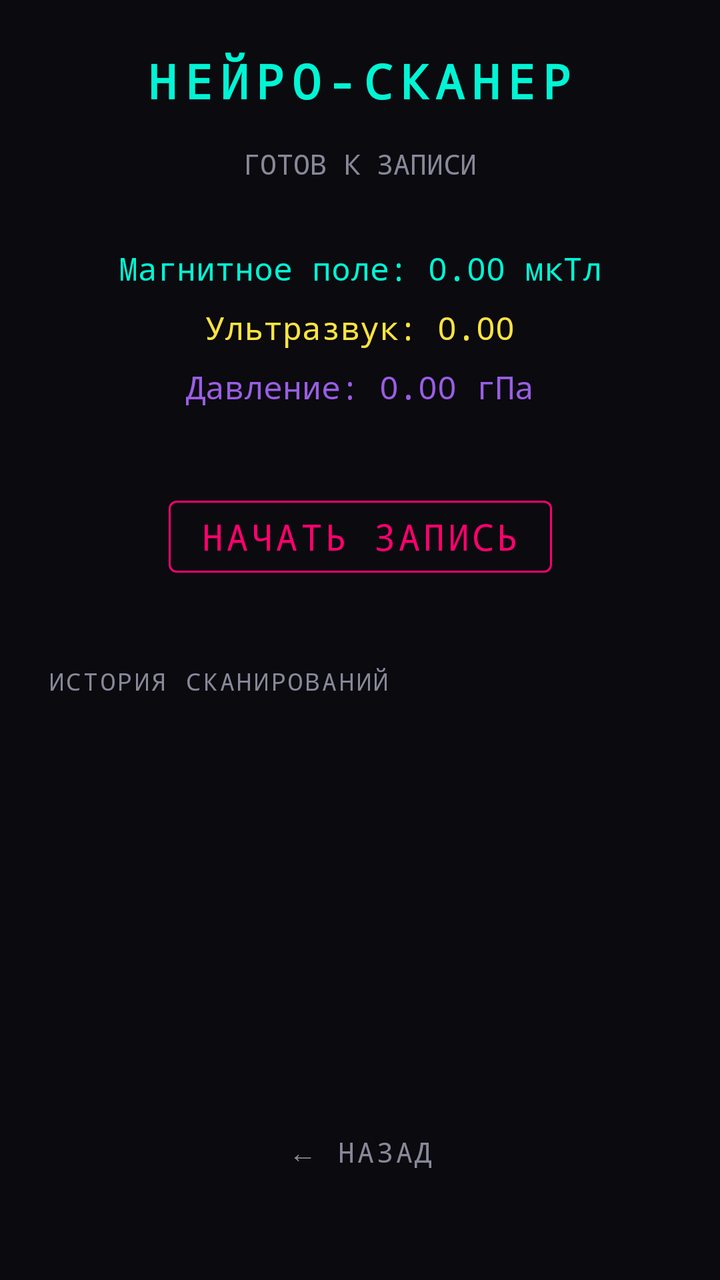
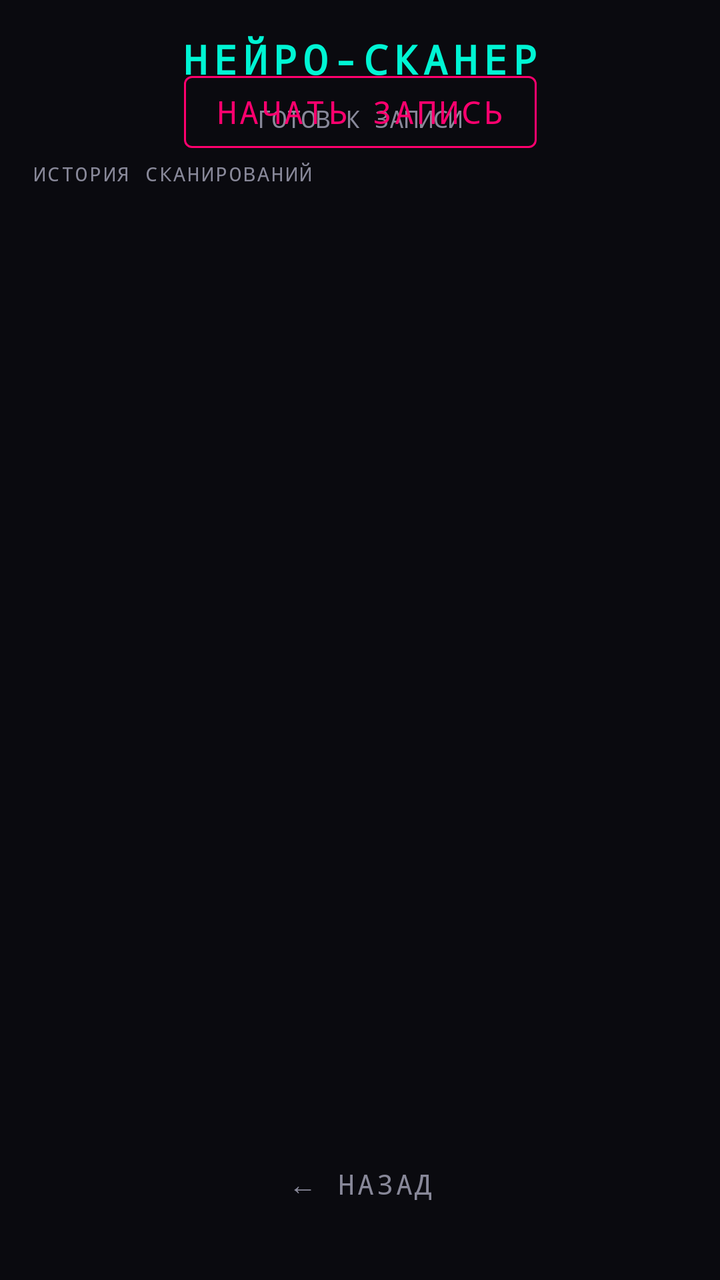

An Android layout rendered at two revisions. The XML below is the earlier revision; the diff shows what the commit changed to produce the second picture.
<!-- AndroidManifest.xml: activity theme Theme.Exorcist -->
<!-- res/layout/activity_recorder.xml -->
<?xml version="1.0" encoding="utf-8"?>
<androidx.constraintlayout.widget.ConstraintLayout xmlns:android="http://schemas.android.com/apk/res/android"
    xmlns:app="http://schemas.android.com/apk/res-auto"
    android:layout_width="match_parent"
    android:layout_height="match_parent"
    android:background="@color/bg_dark"
    android:padding="24dp">

    
    <TextView
        android:id="@+id/tvTitle"
        android:layout_width="wrap_content"
        android:layout_height="wrap_content"
        android:text="НЕЙРО-СКАНЕР"
        android:textColor="@color/neon_cyan"
        android:textSize="24sp"
        android:textStyle="bold"
        android:fontFamily="monospace"
        android:letterSpacing="0.15"
        app:layout_constraintEnd_toEndOf="parent"
        app:layout_constraintStart_toStartOf="parent"
        app:layout_constraintTop_toTopOf="parent" />

    
    <TextView
        android:id="@+id/tvStatus"
        android:layout_width="wrap_content"
        android:layout_height="wrap_content"
        android:layout_marginTop="16dp"
        android:text="ГОТОВ К ЗАПИСИ"
        android:textColor="@color/text_dim"
        android:textSize="14sp"
        android:fontFamily="monospace"
        app:layout_constraintEnd_toEndOf="parent"
        app:layout_constraintStart_toStartOf="parent"
        app:layout_constraintTop_toBottomOf="@id/tvTitle" />

    
    <TextView
        android:id="@+id/tvMagnetic"
        android:layout_width="wrap_content"
        android:layout_height="wrap_content"
        android:layout_marginTop="32dp"
        android:text="Магнитное поле: 0.00 мкТл"
        android:textColor="@color/neon_cyan"
        android:textSize="16sp"
        android:fontFamily="monospace"
        app:layout_constraintEnd_toEndOf="parent"
        app:layout_constraintStart_toStartOf="parent"
        app:layout_constraintTop_toBottomOf="@id/tvStatus" />

    <TextView
        android:id="@+id/tvAudio"
        android:layout_width="wrap_content"
        android:layout_height="wrap_content"
        android:layout_marginTop="8dp"
        android:text="Ультразвук: 0.00"
        android:textColor="@color/neon_yellow"
        android:textSize="16sp"
        android:fontFamily="monospace"
        app:layout_constraintEnd_toEndOf="parent"
        app:layout_constraintStart_toStartOf="parent"
        app:layout_constraintTop_toBottomOf="@id/tvMagnetic" />

    <TextView
        android:id="@+id/tvPressure"
        android:layout_width="wrap_content"
        android:layout_height="wrap_content"
        android:layout_marginTop="8dp"
        android:text="Давление: 0.00 гПа"
        android:textColor="@color/neon_purple"
        android:textSize="16sp"
        android:fontFamily="monospace"
        app:layout_constraintEnd_toEndOf="parent"
        app:layout_constraintStart_toStartOf="parent"
        app:layout_constraintTop_toBottomOf="@id/tvAudio" />

    
    <com.google.android.material.button.MaterialButton
        android:id="@+id/btnRecord"
        style="@style/Widget.MaterialComponents.Button.OutlinedButton"
        android:layout_width="wrap_content"
        android:layout_height="wrap_content"
        android:layout_marginTop="40dp"
        android:text="НАЧАТЬ ЗАПИСЬ"
        android:textColor="@color/neon_pink"
        android:textSize="18sp"
        android:fontFamily="monospace"
        app:strokeColor="@color/neon_pink"
        app:layout_constraintEnd_toEndOf="parent"
        app:layout_constraintStart_toStartOf="parent"
        app:layout_constraintTop_toBottomOf="@id/tvPressure" />

    
    <TextView
        android:id="@+id/tvSessionsTitle"
        android:layout_width="wrap_content"
        android:layout_height="wrap_content"
        android:layout_marginTop="40dp"
        android:text="ИСТОРИЯ СКАНИРОВАНИЙ"
        android:textColor="@color/text_dim"
        android:textSize="12sp"
        android:fontFamily="monospace"
        android:letterSpacing="0.1"
        app:layout_constraintStart_toStartOf="parent"
        app:layout_constraintTop_toBottomOf="@id/btnRecord" />

    <androidx.recyclerview.widget.RecyclerView
        android:id="@+id/recyclerViewSessions"
        android:layout_width="0dp"
        android:layout_height="0dp"
        android:layout_marginTop="16dp"
        app:layout_constraintBottom_toBottomOf="parent"
        app:layout_constraintEnd_toEndOf="parent"
        app:layout_constraintStart_toStartOf="parent"
        app:layout_constraintTop_toBottomOf="@id/tvSessionsTitle" />

    
    <com.google.android.material.button.MaterialButton
        android:id="@+id/btnBack"
        style="@style/Widget.MaterialComponents.Button.TextButton"
        android:layout_width="wrap_content"
        android:layout_height="wrap_content"
        android:layout_marginBottom="16dp"
        android:text="← НАЗАД"
        android:textColor="@color/text_dim"
        android:fontFamily="monospace"
        app:layout_constraintBottom_toBottomOf="parent"
        app:layout_constraintEnd_toEndOf="parent"
        app:layout_constraintStart_toStartOf="parent" />

</androidx.constraintlayout.widget.ConstraintLayout>
<!-- resources referenced by this layout -->
<resources>
  <color name="bg_dark">#0A0A0F</color>
  <color name="neon_cyan">#00F5D4</color>
  <color name="neon_pink">#FF006E</color>
  <color name="neon_purple">#9B5DE5</color>
  <color name="neon_yellow">#FEE440</color>
  <color name="text_dim">#888899</color>
  <style name="Theme.Exorcist" parent="Theme.MaterialComponents.DayNight.NoActionBar">
          <item name="colorPrimary">@color/neon_cyan</item>
          <item name="colorPrimaryVariant">@color/neon_purple</item>
          <item name="colorOnPrimary">@color/bg_dark</item>
          <item name="android:statusBarColor">@color/bg_dark</item>
          <item name="android:navigationBarColor">@color/bg_dark</item>
          <item name="android:windowBackground">@color/bg_dark</item>
      </style>
</resources>

<!-- the commit's change to res/layout/activity_recorder.xml (unified diff, before → after) -->
@@ -4,16 +4,15 @@
     android:layout_width="match_parent"
     android:layout_height="match_parent"
     android:background="@color/bg_dark"
-    android:padding="24dp">
+    android:padding="16dp">
 
-    
     <TextView
         android:id="@+id/tvTitle"
         android:layout_width="wrap_content"
         android:layout_height="wrap_content"
         android:text="НЕЙРО-СКАНЕР"
         android:textColor="@color/neon_cyan"
-        android:textSize="24sp"
+        android:textSize="20sp"
         android:textStyle="bold"
         android:fontFamily="monospace"
         android:letterSpacing="0.15"
@@ -21,59 +20,31 @@
         app:layout_constraintStart_toStartOf="parent"
         app:layout_constraintTop_toTopOf="parent" />
 
-    
     <TextView
         android:id="@+id/tvStatus"
         android:layout_width="wrap_content"
         android:layout_height="wrap_content"
-        android:layout_marginTop="16dp"
+        android:layout_marginTop="8dp"
         android:text="ГОТОВ К ЗАПИСИ"
         android:textColor="@color/text_dim"
-        android:textSize="14sp"
+        android:textSize="12sp"
         android:fontFamily="monospace"
         app:layout_constraintEnd_toEndOf="parent"
         app:layout_constraintStart_toStartOf="parent"
         app:layout_constraintTop_toBottomOf="@id/tvTitle" />
 
     
-    <TextView
-        android:id="@+id/tvMagnetic"
-        android:layout_width="wrap_content"
-        android:layout_height="wrap_content"
-        android:layout_marginTop="32dp"
-        android:text="Магнитное поле: 0.00 мкТл"
-        android:textColor="@color/neon_cyan"
-        android:textSize="16sp"
-        android:fontFamily="monospace"
+    <com.exorcist.app.ui.RadarView
+        android:id="@+id/liveRadar"
+        android:layout_width="0dp"
+        android:layout_height="0dp"
+        android:layout_marginTop="16dp"
+        android:layout_marginBottom="16dp"
+        android:background="#05050A"
+        app:layout_constraintBottom_toTopOf="@id/btnRecord"
         app:layout_constraintEnd_toEndOf="parent"
         app:layout_constraintStart_toStartOf="parent"
         app:layout_constraintTop_toBottomOf="@id/tvStatus" />
-
-    <TextView
-        android:id="@+id/tvAudio"
-        android:layout_width="wrap_content"
-        android:layout_height="wrap_content"
-        android:layout_marginTop="8dp"
-        android:text="Ультразвук: 0.00"
-        android:textColor="@color/neon_yellow"
-        android:textSize="16sp"
-        android:fontFamily="monospace"
-        app:layout_constraintEnd_toEndOf="parent"
-        app:layout_constraintStart_toStartOf="parent"
-        app:layout_constraintTop_toBottomOf="@id/tvMagnetic" />
-
-    <TextView
-        android:id="@+id/tvPressure"
-        android:layout_width="wrap_content"
-        android:layout_height="wrap_content"
-        android:layout_marginTop="8dp"
-        android:text="Давление: 0.00 гПа"
-        android:textColor="@color/neon_purple"
-        android:textSize="16sp"
-        android:fontFamily="monospace"
-        app:layout_constraintEnd_toEndOf="parent"
-        app:layout_constraintStart_toStartOf="parent"
-        app:layout_constraintTop_toBottomOf="@id/tvAudio" />
 
     
     <com.google.android.material.button.MaterialButton
@@ -81,25 +52,24 @@
         style="@style/Widget.MaterialComponents.Button.OutlinedButton"
         android:layout_width="wrap_content"
         android:layout_height="wrap_content"
-        android:layout_marginTop="40dp"
         android:text="НАЧАТЬ ЗАПИСЬ"
         android:textColor="@color/neon_pink"
-        android:textSize="18sp"
+        android:textSize="16sp"
         android:fontFamily="monospace"
         app:strokeColor="@color/neon_pink"
+        app:layout_constraintBottom_toTopOf="@id/recyclerViewSessions"
         app:layout_constraintEnd_toEndOf="parent"
         app:layout_constraintStart_toStartOf="parent"
-        app:layout_constraintTop_toBottomOf="@id/tvPressure" />
+        android:layout_marginBottom="16dp" />
 
     
     <TextView
         android:id="@+id/tvSessionsTitle"
         android:layout_width="wrap_content"
         android:layout_height="wrap_content"
-        android:layout_marginTop="40dp"
         android:text="ИСТОРИЯ СКАНИРОВАНИЙ"
         android:textColor="@color/text_dim"
-        android:textSize="12sp"
+        android:textSize="10sp"
         android:fontFamily="monospace"
         android:letterSpacing="0.1"
         app:layout_constraintStart_toStartOf="parent"
@@ -109,19 +79,18 @@
         android:id="@+id/recyclerViewSessions"
         android:layout_width="0dp"
         android:layout_height="0dp"
-        android:layout_marginTop="16dp"
-        app:layout_constraintBottom_toBottomOf="parent"
+        android:layout_marginTop="8dp"
+        app:layout_constraintBottom_toTopOf="@id/btnBack"
         app:layout_constraintEnd_toEndOf="parent"
         app:layout_constraintStart_toStartOf="parent"
         app:layout_constraintTop_toBottomOf="@id/tvSessionsTitle" />
 
-    
     <com.google.android.material.button.MaterialButton
         android:id="@+id/btnBack"
         style="@style/Widget.MaterialComponents.Button.TextButton"
         android:layout_width="wrap_content"
         android:layout_height="wrap_content"
-        android:layout_marginBottom="16dp"
+        android:layout_marginBottom="8dp"
         android:text="← НАЗАД"
         android:textColor="@color/text_dim"
         android:fontFamily="monospace"
<!-- resource entries referenced after the edit -->
@@ -4,7 +4,6 @@
   <color name="neon_cyan">#00F5D4</color>
   <color name="neon_pink">#FF006E</color>
   <color name="neon_purple">#9B5DE5</color>
-  <color name="neon_yellow">#FEE440</color>
   <color name="text_dim">#888899</color>
   <style name="Theme.Exorcist" parent="Theme.MaterialComponents.DayNight.NoActionBar">
           <item name="colorPrimary">@color/neon_cyan</item>
